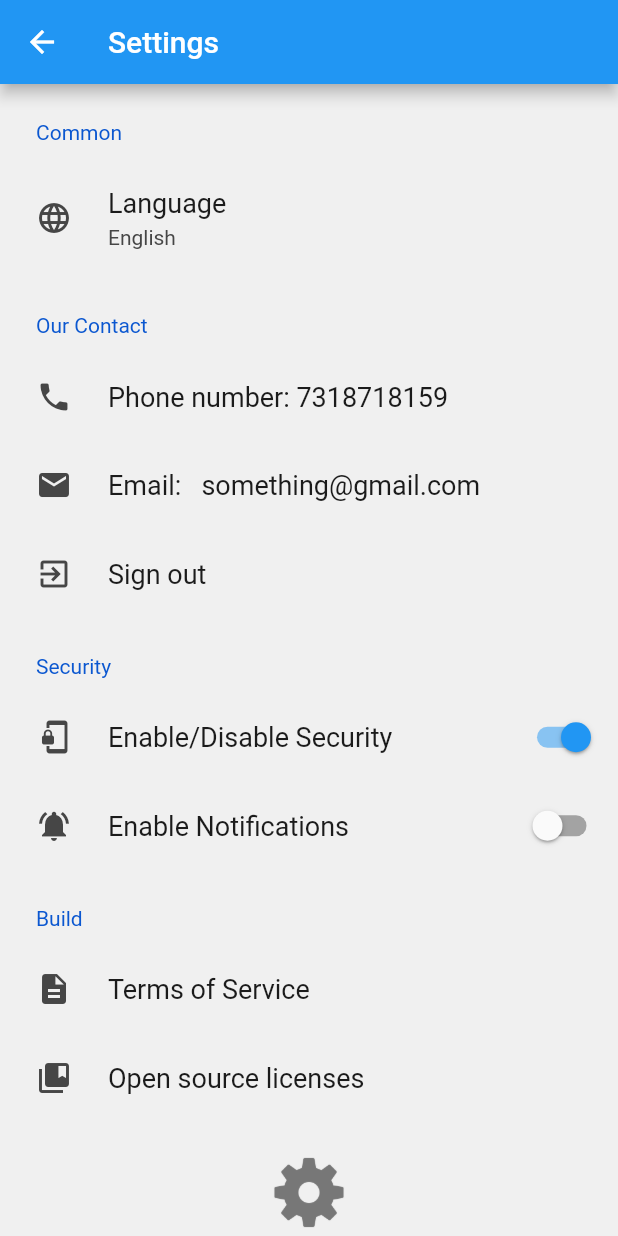
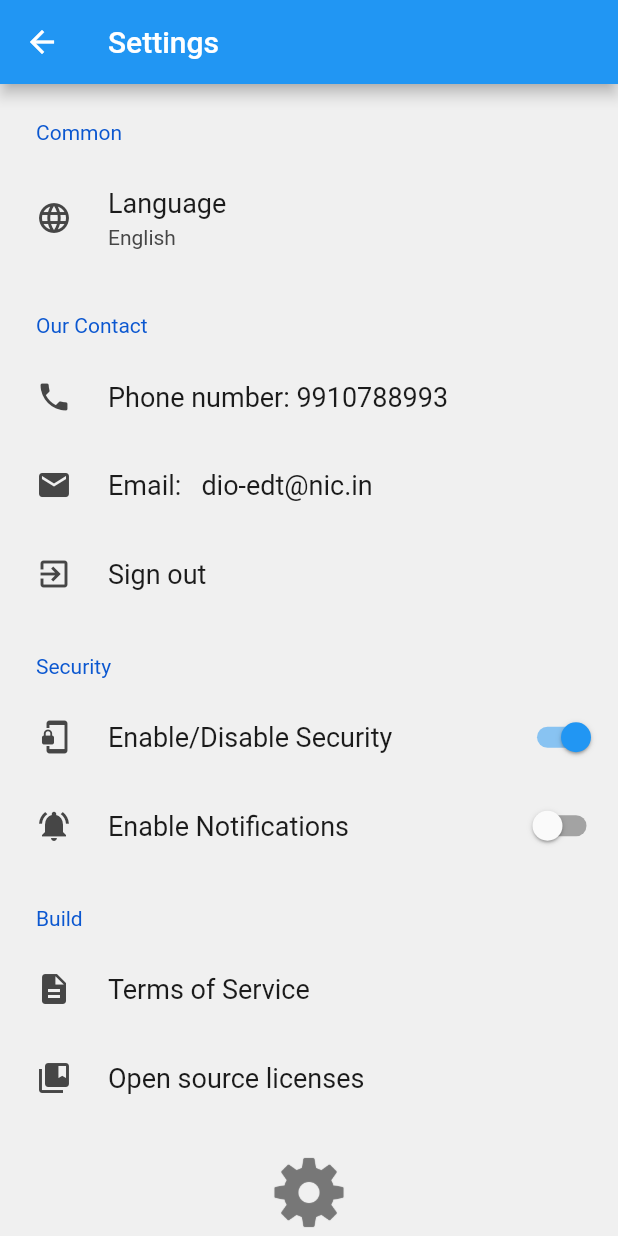
Before and after one commit to Prakar7520/Case_saral, a Flutter app: the SettingPage screen opened by its route, on a phone screen of 412 x 824 dp. Run offline on Flutter 3.47's test engine with Material 2 defaults, Android fonts, the phone set to English and light mode, and no system bars; drawn by our look-alikes of settings_ui; our stand-ins replace charts_flutter, dio, flutter_local_notifications, flutter_secure_storage, flutter_spinkit, font_awesome_flutter and 5 more; missing offline and left inert: downloads_path_provider_28; accounts and stored records are empty.

```diff
--- a/lib/Components/SettingPage.dart
+++ b/lib/Components/SettingPage.dart
@@ -4,6 +4,16 @@ import 'package:shared_preferences/shared_preferences.dart';
 import 'package:url_launcher/url_launcher.dart';
 import 'package:ver2/Components/SplashScreen.dart';
 import 'NotificationPlugin.dart';
+
+Future<void> _launchURLMail() async {
+  const url =
+      'mailto:dio-edt@nic.in';
+  if (await canLaunch(url)) {
+    await launch(url);
+  } else {
+    throw 'Could not launch $url';
+  }
+}
 
 class SettingPage extends StatefulWidget {
   static String id = "SettingPage";
@@ -70,10 +80,10 @@ class _SettingPageState extends State<SettingPage> {
         SettingsSection(
           title: 'Our Contact',
           tiles: [
-            SettingsTile(title: 'Phone number: 7318718159', leading: Icon(Icons.phone),onPressed: (context){
-              _makePhoneCall("tel: 7318718159");
+            SettingsTile(title: 'Phone number: 9910788993', leading: Icon(Icons.phone),onPressed: (context){
+              _makePhoneCall("tel: 9910788993");
             },),
-            SettingsTile(title: 'Email:   something@gmail.com', leading: Icon(Icons.email)),
+            SettingsTile(title: 'Email:   dio-edt@nic.in', leading: Icon(Icons.email),onTap: (){_launchURLMail();},),
             SettingsTile(title: 'Sign out', leading: Icon(Icons.exit_to_app)),
           ],
         ),
--- a/lib/Screens/LoginScreen.dart
+++ b/lib/Screens/LoginScreen.dart
@@ -17,8 +17,9 @@ import 'package:http/http.dart' as http;
 import '../Models/LoginModel.dart';
 
 
-
-Future<void> _makePhoneCall(String url) async {
+Future<void> _launchURLMail() async {
+  const url =
+      'mailto:dio-edt@nic.in';
   if (await canLaunch(url)) {
     await launch(url);
   } else {
@@ -237,12 +238,12 @@ class _LoginScreenState extends State<LoginScreen> {
                                   style: DefaultTextStyle.of(context).style,
                                   children: <TextSpan>[
                                     TextSpan(
-                                        text: ' 9910788993',
+                                        text: ' dio-edit@nic.in',
                                         style: TextStyle(color: Colors.blue),
                                         recognizer: TapGestureRecognizer()
                                           ..onTap = () {
                                             setState(() {
-                                              _makePhoneCall('tel:9910788993');
+                                              _launchURLMail();
                                             });
                                           }),
                                   ],
```
